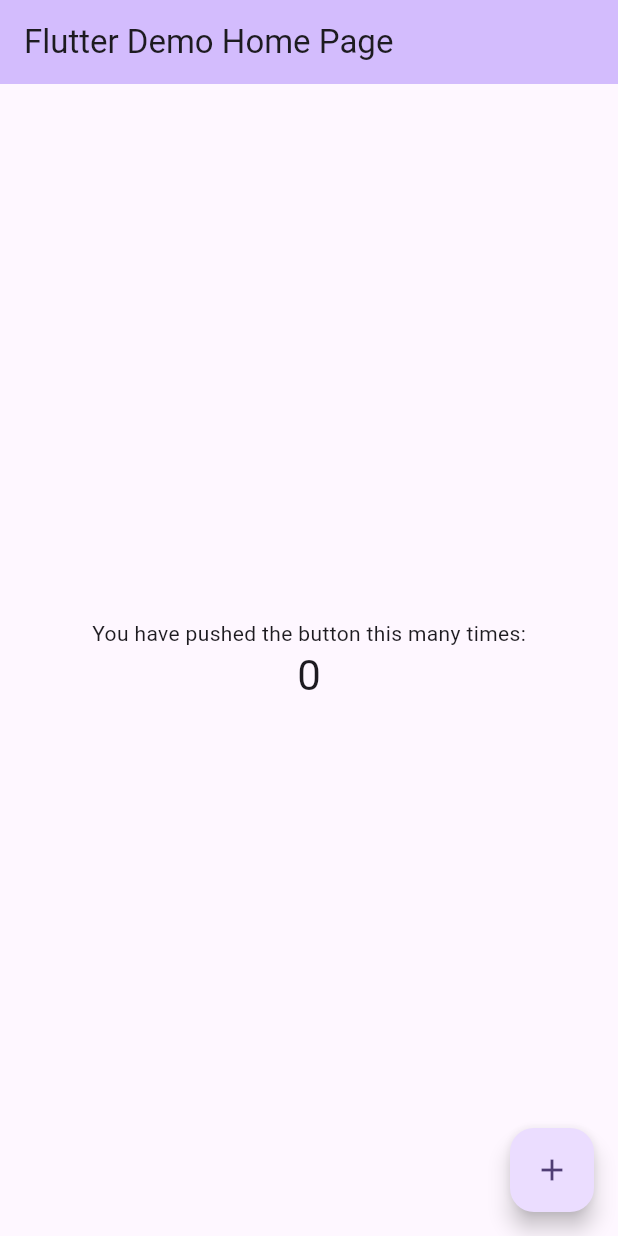
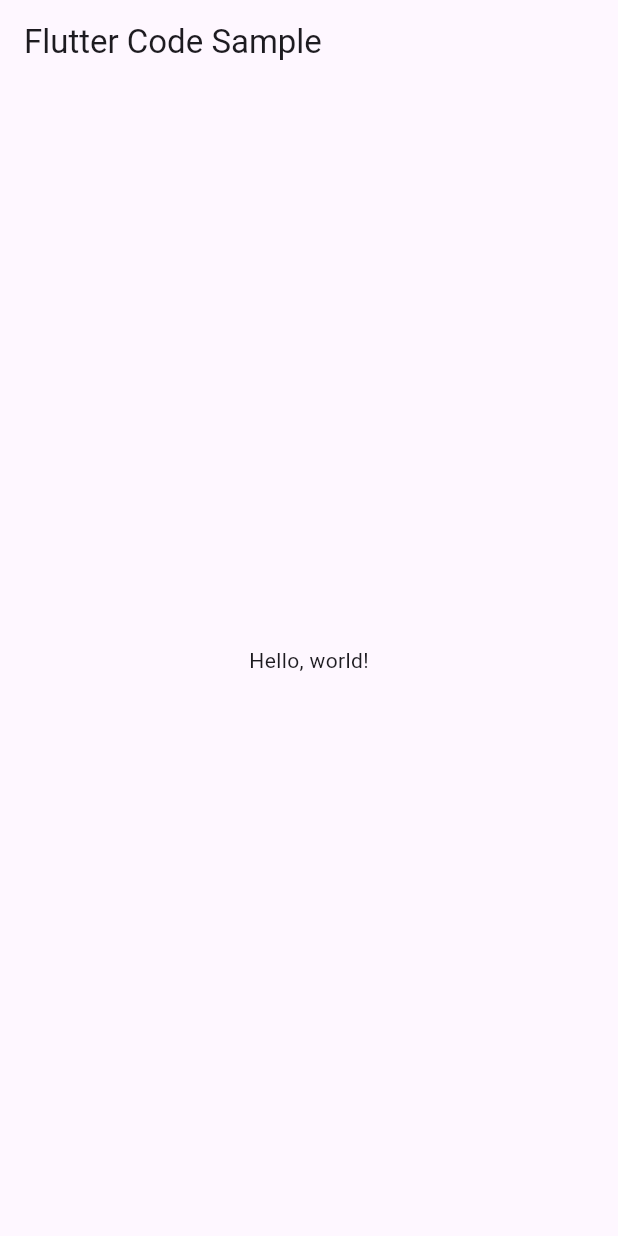
Before and after one commit to ksgn1514/toonflix, a Flutter app: the screen it shows after launch, on a phone screen of 412 x 824 dp. Run offline on Flutter 3.47's test engine with Material 3 defaults, Android fonts, the phone set to English and light mode, and no system bars.

Commit message:
hello world

```diff
--- a/lib/main.dart
+++ b/lib/main.dart
@@ -1,125 +1,29 @@
+import 'package:flutter/cupertino.dart';
 import 'package:flutter/material.dart';
 
 void main() {
-  runApp(const MyApp());
+  runApp(const App());
 }
 
-class MyApp extends StatelessWidget {
-  const MyApp({super.key});
+class App extends StatelessWidget {
+  const App({Key? key}) : super(key: key);
 
-  // This widget is the root of your application.
+  static const String _title = 'Flutter Code Sample';
+
   @override
   Widget build(BuildContext context) {
+    // return const CupertinoApp(  -> CupertinoApp is for iOS
+    // MaterialApp is for Android
     return MaterialApp(
-      title: 'Flutter Demo',
-      theme: ThemeData(
-        // This is the theme of your application.
-        //
-        // TRY THIS: Try running your application with "flutter run". You'll see
-        // the application has a blue toolbar. Then, without quitting the app,
-        // try changing the seedColor in the colorScheme below to Colors.green
-        // and then invoke "hot reload" (save your changes or press the "hot
-        // reload" button in a Flutter-supported IDE, or press "r" if you used
-        // the command line to start the app).
-        //
-        // Notice that the counter didn't reset back to zero; the application
-        // state is not lost during the reload. To reset the state, use hot
-        // restart instead.
-        //
-        // This works for code too, not just values: Most code changes can be
-        // tested with just a hot reload.
-        colorScheme: ColorScheme.fromSeed(seedColor: Colors.deepPurple),
-        useMaterial3: true,
+      title: _title,
+      home: Scaffold(
+        appBar: AppBar(
+          title: Text(_title),
+        ),
+        body: Center(
+          child: Text('Hello, world!'),
+        ),
       ),
-      home: const MyHomePage(title: 'Flutter Demo Home Page'),
     );
   }
 }
-
-class MyHomePage extends StatefulWidget {
-  const MyHomePage({super.key, required this.title});
-
-  // This widget is the home page of your application. It is stateful, meaning
-  // that it has a State object (defined below) that contains fields that affect
-  // how it looks.
-
-  // This class is the configuration for the state. It holds the values (in this
-  // case the title) provided by the parent (in this case the App widget) and
-  // used by the build method of the State. Fields in a Widget subclass are
-  // always marked "final".
-
-  final String title;
-
-  @override
-  State<MyHomePage> createState() => _MyHomePageState();
-}
-
-class _MyHomePageState extends State<MyHomePage> {
-  int _counter = 0;
-
-  void _incrementCounter() {
-    setState(() {
-      // This call to setState tells the Flutter framework that something has
-      // changed in this State, which causes it to rerun the build method below
-      // so that the display can reflect the updated values. If we changed
-      // _counter without calling setState(), then the build method would not be
-      // called again, and so nothing would appear to happen.
-      _counter++;
-    });
-  }
-
-  @override
-  Widget build(BuildContext context) {
-    // This method is rerun every time setState is called, for instance as done
-    // by the _incrementCounter method above.
-    //
-    // The Flutter framework has been optimized to make rerunning build methods
-    // fast, so that you can just rebuild anything that needs updating rather
-    // than having to individually change instances of widgets.
-    return Scaffold(
-      appBar: AppBar(
-        // TRY THIS: Try changing the color here to a specific color (to
-        // Colors.amber, perhaps?) and trigger a hot reload to see the AppBar
-        // change color while the other colors stay the same.
-        backgroundColor: Theme.of(context).colorScheme.inversePrimary,
-        // Here we take the value from the MyHomePage object that was created by
-        // the App.build method, and use it to set our appbar title.
-        title: Text(widget.title),
-      ),
-      body: Center(
-        // Center is a layout widget. It takes a single child and positions it
-        // in the middle of the parent.
-        child: Column(
-          // Column is also a layout widget. It takes a list of children and
-          // arranges them vertically. By default, it sizes itself to fit its
-          // children horizontally, and tries to be as tall as its parent.
-          //
-          // Column has various properties to control how it sizes itself and
-          // how it positions its children. Here we use mainAxisAlignment to
-          // center the children vertically; the main axis here is the vertical
-          // axis because Columns are vertical (the cross axis would be
-          // horizontal).
-          //
-          // TRY THIS: Invoke "debug painting" (choose the "Toggle Debug Paint"
-          // action in the IDE, or press "p" in the console), to see the
-          // wireframe for each widget.
-          mainAxisAlignment: MainAxisAlignment.center,
-          children: <Widget>[
-            const Text(
-              'You have pushed the button this many times:',
-            ),
-            Text(
-              '$_counter',
-              style: Theme.of(context).textTheme.headlineMedium,
-            ),
-          ],
-        ),
-      ),
-      floatingActionButton: FloatingActionButton(
-        onPressed: _incrementCounter,
-        tooltip: 'Increment',
-        child: const Icon(Icons.add),
-      ), // This trailing comma makes auto-formatting nicer for build methods.
-    );
-  }
-}
```
